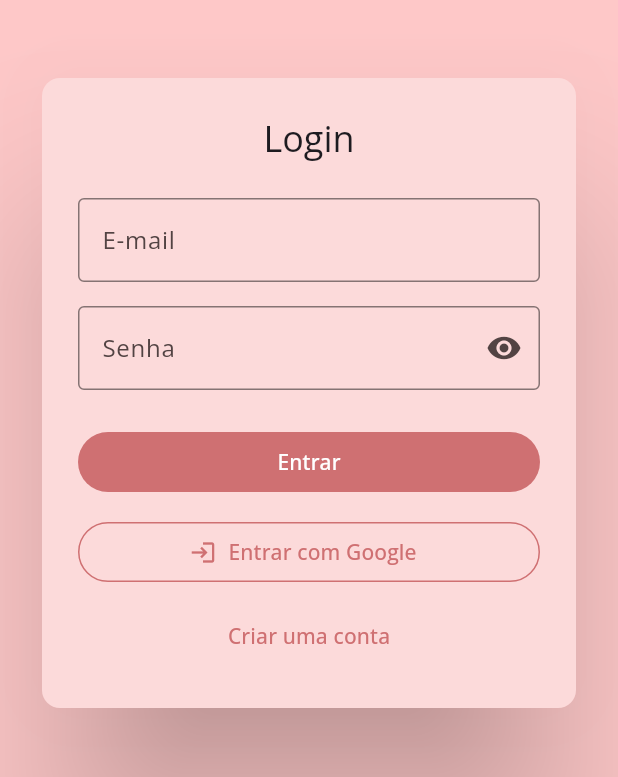
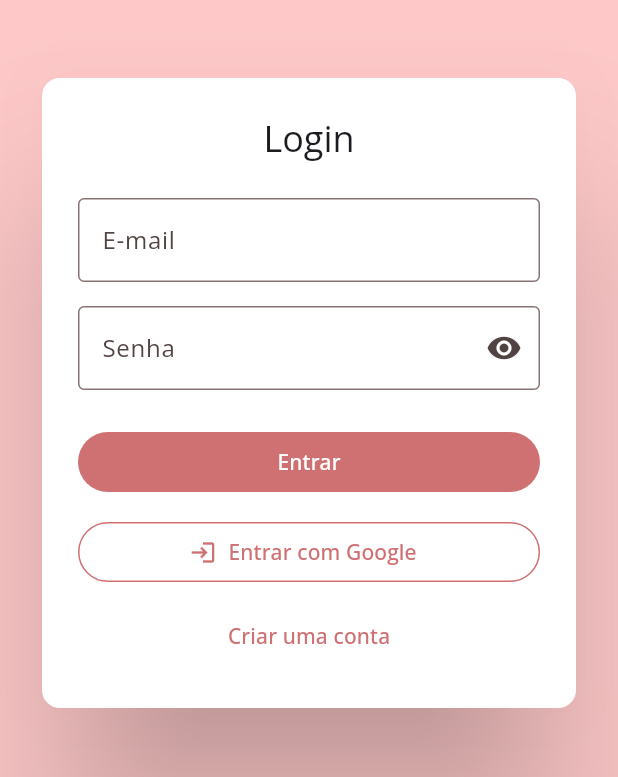
Before and after one commit to Gsaudx/app_agendamento_salao, a Flutter app: the screen it shows after launch, on a phone screen of 412 x 824 dp, the part 459-1236 px from its top. Run offline on Flutter 3.47's test engine with Material 3 defaults, Android fonts, the phone set to English and light mode, and no system bars; our stand-ins replace cloud_firestore, firebase_auth, firebase_core, firebase_storage, google_fonts, google_sign_in and 3 more; accounts and stored records are empty.

Commit message:
style(Login/Cadastro): Cor de fundo caixa menor alterada para branco

```diff
--- a/lib/screens/login_screen.dart
+++ b/lib/screens/login_screen.dart
@@ -56,7 +56,7 @@ class _LoginScreenState extends State<LoginScreen> {
                 child: Padding(
                   padding: const EdgeInsets.all(24),
                   child: Card(
-                    color: const Color.fromARGB(255, 252, 218, 218),
+                    color: Colors.white,
                     elevation: 50,
                     child: Padding(
                       padding: const EdgeInsets.all(24),
```
